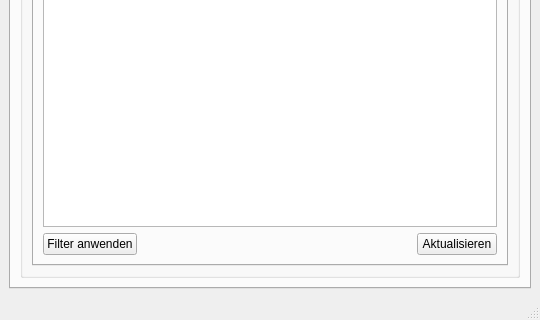
Qt form shkplugin/shk_plugin_dialog_base.ui (ChrFr/qgis-OTP) before a commit; both pictures show x 0 to 540 and y 342 to 662 of the 540 by 662 pixel window.
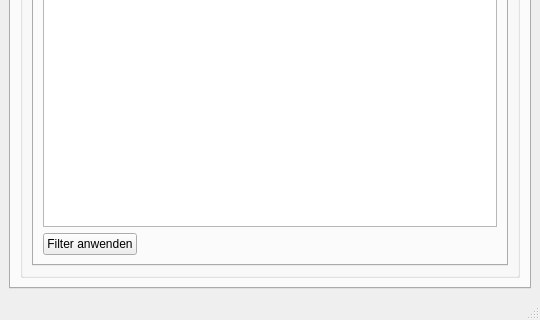
The same form after that commit. The open tabs and pages were chosen to show the change.

Commit message: Update: removed buttons to refresh filters; Update: ov back routes; Fixed: columns

```diff
--- a/shkplugin/shk_plugin_dialog_base.ui
+++ b/shkplugin/shk_plugin_dialog_base.ui
@@ -389,13 +389,6 @@
                    </property>
                   </spacer>
                  </item>
-                 <item>
-                  <widget class="QPushButton" name="refresh_button">
-                   <property name="text">
-                    <string>Aktualisieren</string>
-                   </property>
-                  </widget>
-                 </item>
                 </layout>
                </item>
                <item row="2" column="0">
```
Left out of the diff: 24 changed lines with no effect on the pictures. The commit also changes 5 other files.
